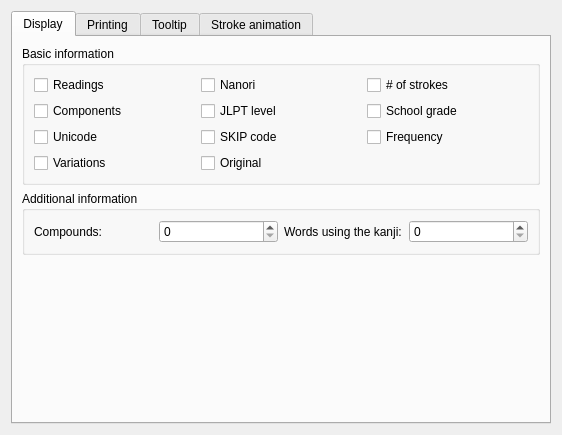
The window that src/gui/kanjidic2/Kanjidic2Preferences.ui (Gnurou/tagainijisho) describes before a commit, drawn with Qt 5.
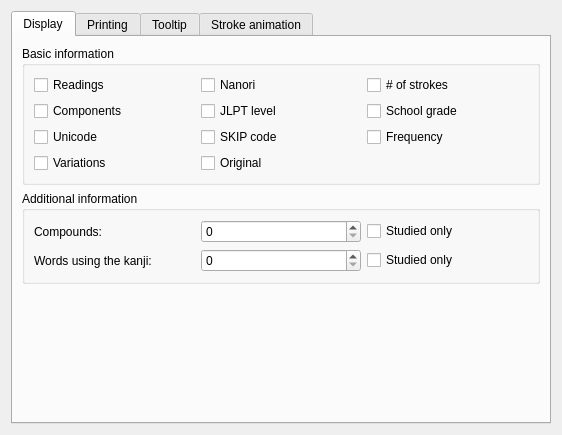
The same window after the commit. Icons and pictures are not drawn.

Commit message: Completed kanji preferences

```diff
--- a/src/gui/kanjidic2/Kanjidic2Preferences.ui
+++ b/src/gui/kanjidic2/Kanjidic2Preferences.ui
@@ -117,26 +117,6 @@
          </property>
          <layout class="QVBoxLayout" name="verticalLayout_5">
           <item>
-           <layout class="QGridLayout" name="gridLayout_2">
-            <item row="1" column="1">
-             <layout class="QHBoxLayout" name="horizontalLayout_7">
-              <item>
-               <widget class="QLabel" name="label_5">
-                <property name="text">
-                 <string>Words using the kanji:</string>
-                </property>
-               </widget>
-              </item>
-              <item>
-               <widget class="QSpinBox" name="maxWords">
-                <property name="maximum">
-                 <number>1000</number>
-                </property>
-               </widget>
-              </item>
-             </layout>
-            </item>
-            <item row="1" column="0">
              <layout class="QHBoxLayout" name="horizontalLayout_3">
               <item>
                <widget class="QLabel" name="label_4">
@@ -152,7 +132,37 @@
                 </property>
                </widget>
               </item>
-             </layout>
+            <item>
+             <widget class="QCheckBox" name="showOnlyStudiedCompounds">
+              <property name="text">
+               <string>Studied only</string>
+              </property>
+             </widget>
+            </item>
+           </layout>
+          </item>
+          <item>
+           <layout class="QHBoxLayout" name="horizontalLayout_7">
+            <item>
+             <widget class="QLabel" name="label_5">
+              <property name="text">
+               <string>Words using the kanji:</string>
+              </property>
+             </widget>
+            </item>
+            <item>
+             <widget class="QSpinBox" name="maxWords">
+              <property name="maximum">
+               <number>1000</number>
+              </property>
+             </widget>
+            </item>
+            <item>
+             <widget class="QCheckBox" name="showOnlyStudiedVocab">
+              <property name="text">
+               <string>Studied only</string>
+              </property>
+             </widget>
             </item>
            </layout>
           </item>
```
Left out of the diff: 4 changed lines with no effect on the pictures. Lines whose indentation alone changed are shown as unchanged. The commit also changes 3 other files.
